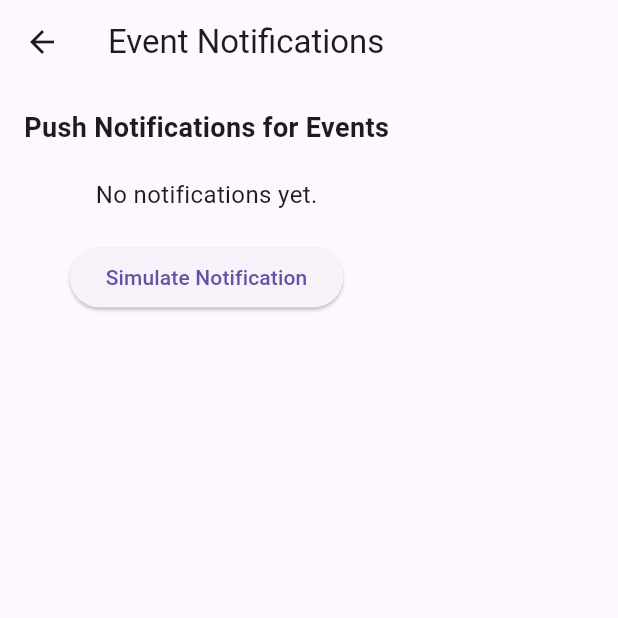
After one commit to Shanza99/Campus-Assistant-App, a Flutter app: the EventNotifications screen opened directly, after a tap on "Simulate Notification", on a phone screen of 412 x 824 dp, the top half of it. The commit adds this screen. Run offline on Flutter 3.47's test engine with Material 3 defaults, Android fonts, the phone set to English and light mode, and no system bars; our stand-ins replace cloud_firestore, firebase_auth, firebase_core, firebase_messaging, sqflite; accounts and stored records are empty.

Commit message:
Event Notifications

```diff
--- /dev/null
+++ b/campus/lib/event.dart
@@ -0,0 +1,88 @@
+import 'package:firebase_messaging/firebase_messaging.dart';
+import 'package:flutter/material.dart';
+
+class EventNotifications extends StatefulWidget {
+  @override
+  _EventNotificationsState createState() => _EventNotificationsState();
+}
+
+class _EventNotificationsState extends State<EventNotifications> {
+  late FirebaseMessaging _firebaseMessaging;
+  String _notificationMessage = "";
+
+  @override
+  void initState() {
+    super.initState();
+    _firebaseMessaging = FirebaseMessaging.instance;
+    _initializeFCM();
+    _listenToFCM();
+  }
+
+  void _initializeFCM() async {
+    NotificationSettings settings = await _firebaseMessaging.requestPermission(
+      alert: true,
+      badge: true,
+      sound: true,
+    );
+
+    if (settings.authorizationStatus == AuthorizationStatus.authorized) {
+      print('User granted permission for notifications.');
+    } else {
+      print('User declined or has not accepted permission.');
+    }
+
+    // Get the device token for testing or sending messages
+    String? token = await _firebaseMessaging.getToken();
+    print("FCM Token: $token");
+  }
+
+  void _listenToFCM() {
+    FirebaseMessaging.onMessage.listen((RemoteMessage message) {
+      if (message.notification != null) {
+        setState(() {
+          _notificationMessage = "${message.notification!.title}: ${message.notification!.body}";
+        });
+        print("Notification: ${message.notification!.title}, ${message.notification!.body}");
+      }
+    });
+
+    FirebaseMessaging.onMessageOpenedApp.listen((RemoteMessage message) {
+      print("Notification clicked: ${message.data}");
+    });
+  }
+
+  @override
+  Widget build(BuildContext context) {
+    return Scaffold(
+      appBar: AppBar(
+        title: Text("Event Notifications"),
+      ),
+      body: Padding(
+        padding: const EdgeInsets.all(16.0),
+        child: Column(
+          children: [
+            Text(
+              "Push Notifications for Events",
+              style: TextStyle(fontSize: 18, fontWeight: FontWeight.bold),
+            ),
+            SizedBox(height: 20),
+            Text(
+              _notificationMessage.isNotEmpty
+                  ? "Latest Notification: $_notificationMessage"
+                  : "No notifications yet.",
+              style: TextStyle(fontSize: 16),
+            ),
+            SizedBox(height: 20),
+            ElevatedButton(
+              onPressed: () {
+                // Simulate sending a notification
+                print("Simulate manual notification trigger.");
+              },
+              child: Text("Simulate Notification"),
+            ),
+          ],
+        ),
+      ),
+    );
+  }
+}
--- a/campus/lib/main.dart
+++ b/campus/lib/main.dart
@@ -3,7 +3,7 @@ import 'package:flutter/material.dart';
 import 'package:firebase_core/firebase_core.dart';
 import 'firebase_options.dart'; // Ensure this path is correct
 import 'class_schdule.dart'; // Import the Class Schedule screen
-
+import 'event.dart'; // Import the Event Notifications screen
 void main() async {
   WidgetsFlutterBinding.ensureInitialized();
   await Firebase.initializeApp(options: DefaultFirebaseOptions.currentPlatform);
--- a/campus/pubspec.yaml
+++ b/campus/pubspec.yaml
@@ -37,6 +37,7 @@ dependencies:
   cupertino_icons: ^1.0.8
   cloud_firestore: ^4.17.5
   sqflite: ^2.4.1
+  firebase_messaging: ^14.7.10
 
 dev_dependencies:
   flutter_test:
```
Also changed, not shown: campus/pubspec.lock, 1 other file.
